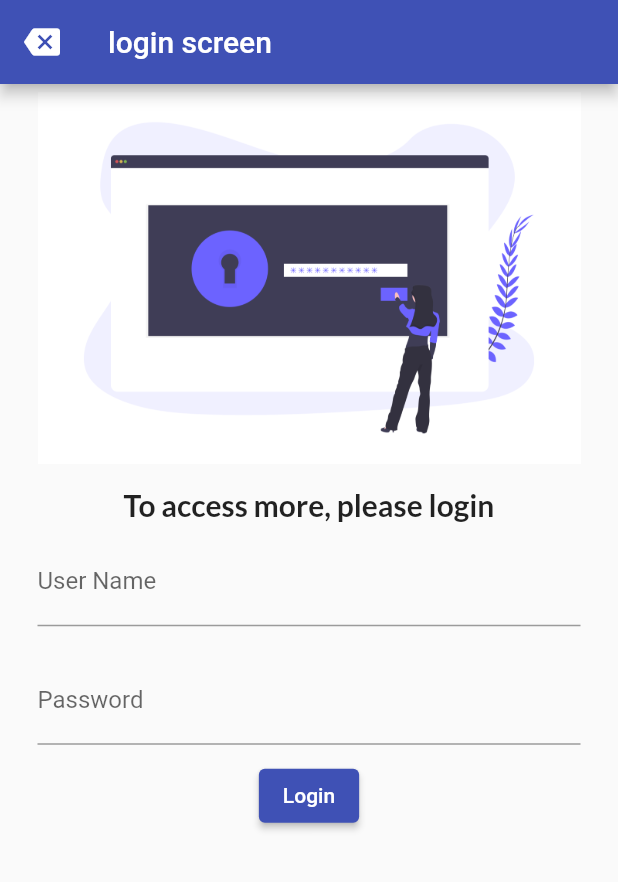
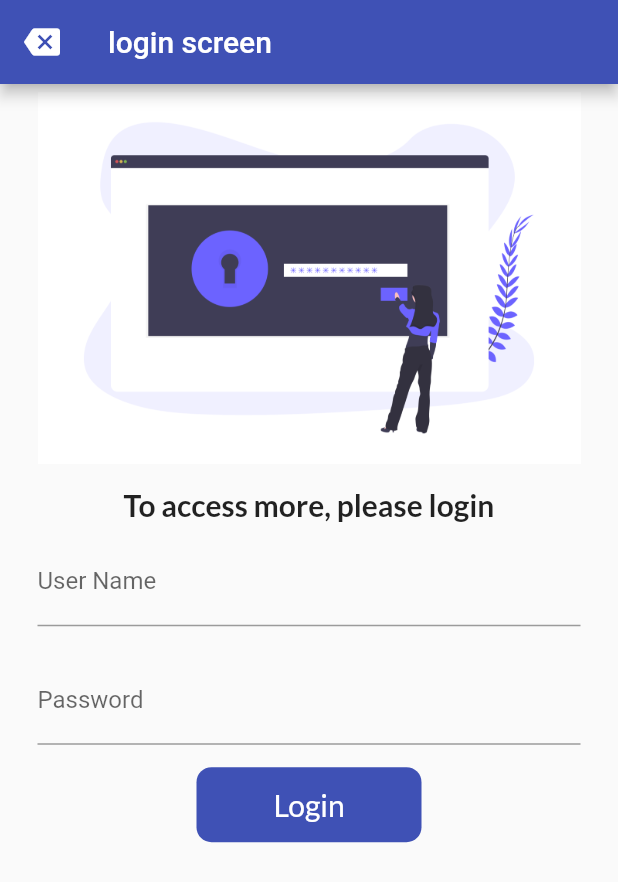
Before and after one commit to AbdurRehman-coder/codepure_crashCourse, a Flutter app: the screen it shows after launch, on a phone screen of 412 x 824 dp. Shown: the top 882 px of the screen. Run offline on Flutter 3.47's test engine with Material 2 defaults, Android fonts, the phone set to English and light mode, and no system bars; our stand-ins replace google_fonts.

Commit message:
make button from container and class for routing

```diff
--- a/lib/Pages/loginPage.dart
+++ b/lib/Pages/loginPage.dart
@@ -1,3 +1,5 @@
+import 'package:crash_course/Pages/homeScreen.dart';
+import 'package:crash_course/utils/routes.dart';
 import 'package:flutter/cupertino.dart';
 import 'package:flutter/material.dart';
 import 'package:google_fonts/google_fonts.dart';
@@ -54,14 +56,39 @@ class LoginScreen extends StatelessWidget {
               ),
             ],),
             SizedBox(
-              height: 10,
+              height: 15,
+             ),
+
+            Container(
+              height: 50,
+              width: 150,
+              child: Text('Login',
+              style: GoogleFonts.lato(
+                fontSize: 20,
+                fontWeight: FontWeight.w500,
+                color: Colors.white,
+
+
+              ),),
+              alignment: Alignment.center,
+           decoration: BoxDecoration(
+             color: Colors.indigo,
+             borderRadius: BorderRadius.circular(10),
+
+           ),
+
+
+
             ),
-            ElevatedButton(
-              onPressed: (){
-                print('pressed the login button');
-              },
-              child: Text('Login'),
-            )
+
+
+
+            // ElevatedButton(
+            //   onPressed: (){
+            //     Navigator.pushNamed(context, MyRoutes.homeScreenRoute);
+            //   },
+            //   child: Text('Login'),
+            // ),
           ],
         ),
       ),
--- a/lib/main.dart
+++ b/lib/main.dart
@@ -1,4 +1,5 @@
  import 'package:crash_course/Pages/loginPage.dart';
+import 'package:crash_course/utils/routes.dart';
 import 'package:flutter/material.dart';
  import 'package:crash_course/Pages/homeScreen.dart';
  void main(){
@@ -16,7 +17,9 @@ import 'package:flutter/material.dart';
        ),
       routes: {
         '/': (context) => LoginScreen(),
-        '/LoginScreen': (context) => HomeScreen(),
+        MyRoutes.homeScreenRoute: (context) => HomeScreen(),
+        MyRoutes.loginScreenRout: (context) => LoginScreen(),
+
       },
     );
   }
--- /dev/null
+++ b/lib/utils/routes.dart
@@ -0,0 +1,4 @@
+class MyRoutes{
+  static String homeScreenRoute = '\homePages';
+  static String loginScreenRout = '\loginScreens';
+}
```
